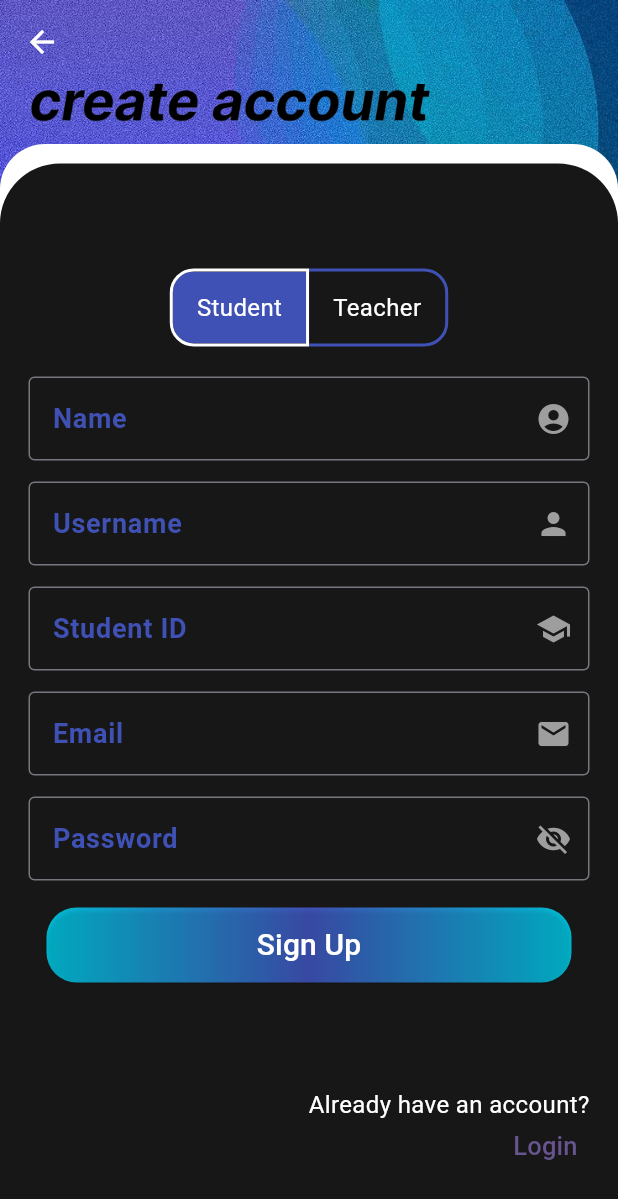
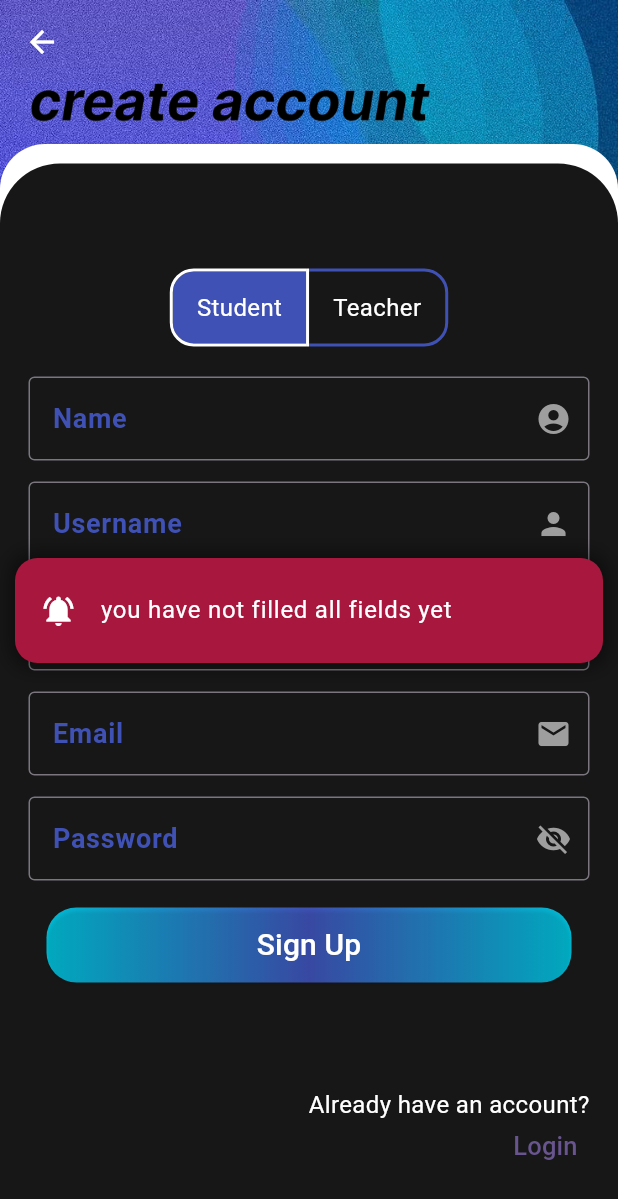
Before and after one commit to nforoutann/unisphere-management-app, a Flutter app: the SignUpScreen screen opened directly, after a tap on "Sign Up", on a phone screen of 412 x 824 dp. Shown: the top 1199 px of the screen. Run offline on Flutter 3.47's test engine with Material 3 defaults, Android fonts, the phone set to English and light mode, and no system bars; drawn by our look-alikes of delightful_toast.

```diff
--- a/frontend/lib/screens/signup-screen.dart
+++ b/frontend/lib/screens/signup-screen.dart
@@ -1,3 +1,6 @@
+import 'package:delightful_toast/delight_toast.dart';
+import 'package:delightful_toast/toast/components/toast_card.dart';
+import 'package:delightful_toast/toast/utils/enums.dart';
 import 'package:flutter/material.dart';
 import 'package:frontend/screens/login-screen.dart';
 import 'package:frontend/widgets/custom-scaffold.dart';
@@ -18,6 +21,7 @@ class _SignUpScreenState extends State<SignUpScreen> {
   final TextEditingController _idController = TextEditingController();
   final TextEditingController _departmentController = TextEditingController();
 
+  bool _usernameCheck = false;
   bool _isPasswordVisible = false;
   int _selectedRoleIndex = 0;
 
@@ -102,6 +106,15 @@ class _SignUpScreenState extends State<SignUpScreen> {
                       const SizedBox(height: 14),
                       MyElevatedButton(
                         onPressed: () {
+                          if(!_allFieldsFilled()){
+                            _error(Color(0xffa8183e), "you have not filled all fields yet");
+                          }
+                          else if(_passwordCheck(_passwordController.text) != 'done'){
+                            String res = _passwordCheck(_passwordController.text);
+                            _error(Color(0xffa8183e), res);
+                          } else if(!_isEmailValid(_emailController.text)){
+                            _error(Color(0xffa8183e), 'Email is invalid');
+                          }
                           // TODO: Implement sign-up functionality
                         },
                         child: const Text(
@@ -256,4 +269,73 @@ class _SignUpScreenState extends State<SignUpScreen> {
       ),
     );
   }
+
+  void _error(Color color, String myText){
+    return DelightToastBar(
+      builder: (context){
+        return Align(
+          alignment: Alignment.center,
+          child: ToastCard(
+            shadowColor: Colors.black45,
+            leading: const Icon(
+              Icons.notifications_active,
+              color: Colors.white,
+            ),
+            color: color,
+            title: Text(
+              myText,
+              style: const TextStyle(
+                color: Colors.white,
+              ),
+            ),
+          ),
+        );
+      },
+      position: DelightSnackbarPosition.top,
+      autoDismiss: true,
+    ).show(
+      context,
+    );
+  }
+
+  bool _allFieldsFilled(){
+    bool nameFilled = _nameController.text.isNotEmpty;
+    bool usernameFilled = _usernameController.text.isNotEmpty;
+    bool idFilled = _idController.text.isNotEmpty;
+    bool emailFilled = _emailController.text.isNotEmpty;
+    bool passwordFilled = _passwordController.text.isNotEmpty;
+
+    if(_selectedRoleIndex ==0){
+      return nameFilled && usernameFilled && idFilled && emailFilled && passwordFilled;
+    } else{
+      return nameFilled && usernameFilled && emailFilled && passwordFilled;
+    }
+  }
+
+  String _passwordCheck(String password){
+    RegExp number = RegExp("[0-9]");
+    RegExp lower = RegExp("[a-z]");
+    RegExp upper = RegExp("[A-Z]");
+
+    bool NumberOfCharacter = password.length >= 8;
+    bool ConsistNumber = number.hasMatch(password);
+    bool consistUpperLower = lower.hasMatch(password) && upper.hasMatch(password);
+    if(NumberOfCharacter && ConsistNumber && consistUpperLower){
+      return "done";
+    } else if(!NumberOfCharacter){
+      return "Password is invalid: The number of characters must be more than 8";
+    } else if(!ConsistNumber){
+      return "Password is invalid: The password must have numbers";
+    } else if(!consistUpperLower){
+      return "Password is invalid: The password must have upper case and lower letters";
+    } else{
+      return "error";
+    }
+  }
+
+  bool _isEmailValid(String email){
+    RegExp regExp = RegExp(r'^[a-zA-Z0-9._%+-]+@[a-zA-Z0-9.-]+\.[a-zA-Z]{2,}$');
+    return regExp.hasMatch(email);
+  }
+
 }
--- a/frontend/pubspec.yaml
+++ b/frontend/pubspec.yaml
@@ -28,6 +28,7 @@ environment:
 # the latest version available on pub.dev. To see which dependencies have newer
 # versions available, run `flutter pub outdated`.
 dependencies:
+  delightful_toast: ^1.1.0
   flutter:
     sdk: flutter
 
```
Also changed, not shown: frontend/pubspec.lock.
